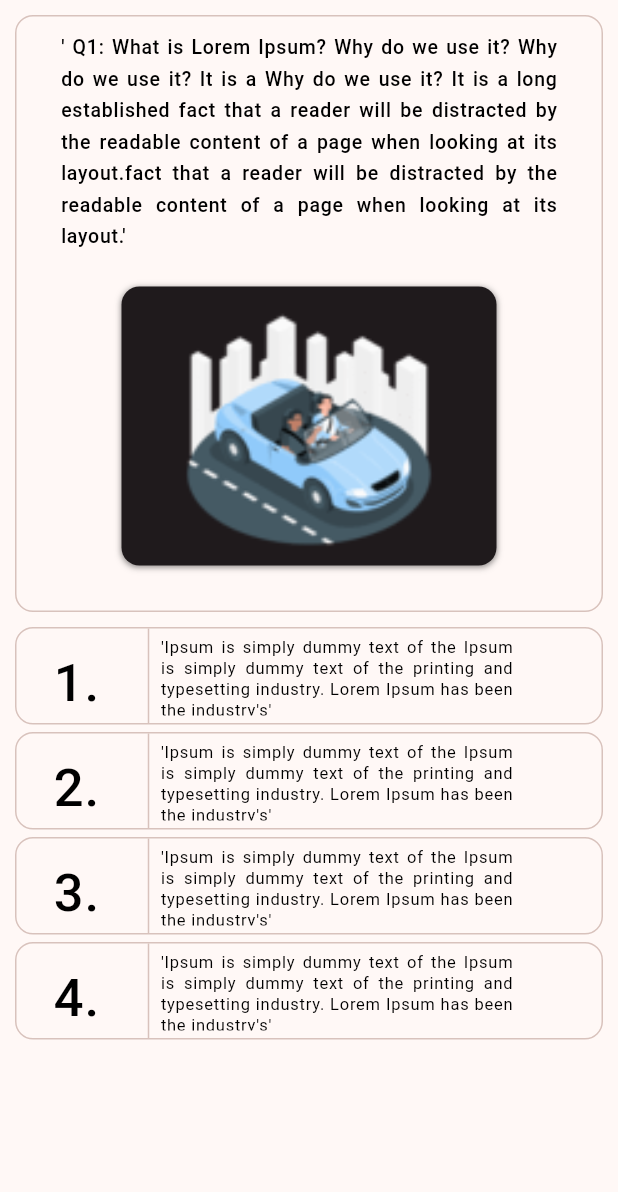
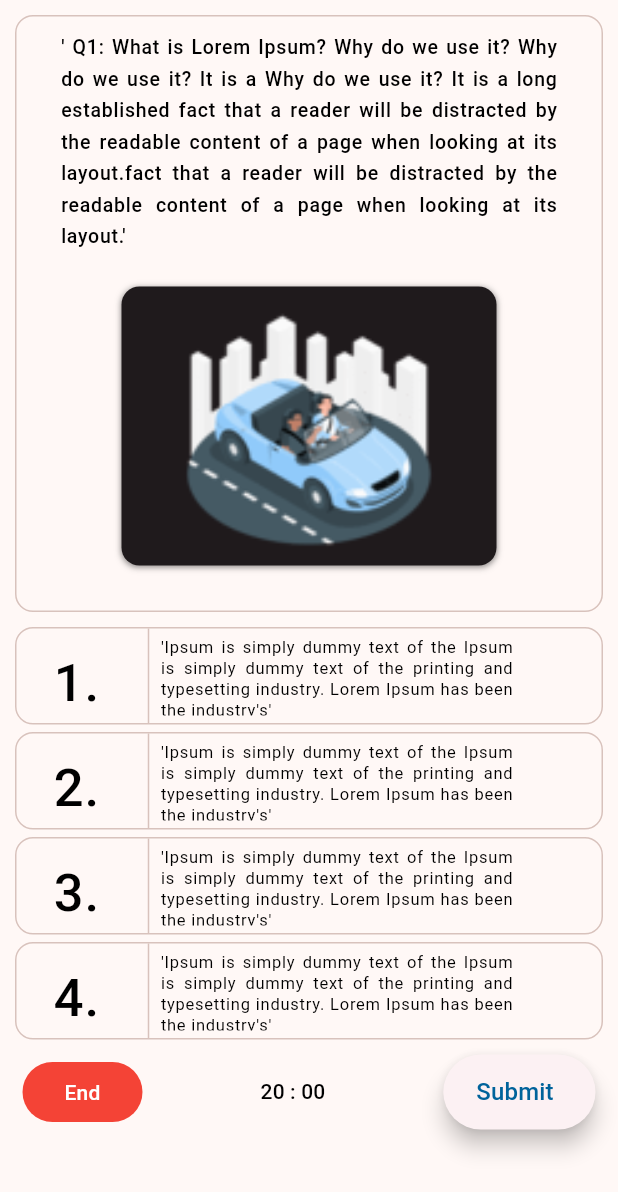
Before and after one commit to sacrilegioushero220/Learners-Choice-App, a Flutter app: the screen it shows after launch, on a phone screen of 412 x 824 dp. Shown: the top 1192 px of the screen. Run offline on Flutter 3.47's test engine with Material 2 defaults, Android fonts, the phone set to English and light mode, and no system bars; our stand-ins replace google_fonts.

Commit message:
Added isHidden Argument in CustomFABButton

```diff
--- a/lib/core/widgets/customButtons/custom_fab_button.dart
+++ b/lib/core/widgets/customButtons/custom_fab_button.dart
@@ -1,6 +1,7 @@
 import 'package:flutter/material.dart';
 
 Widget buildCustomFabButton({
+  bool ishidden = false,
   required context,
   required String label,
   required bool isReversed,
@@ -16,10 +17,12 @@ Widget buildCustomFabButton({
       mainAxisSize: MainAxisSize.min,
       children: [
         isReversed
+            ? !ishidden
                 ? Icon(
                     icon,
                     color: const Color(0xFF00639B),
                   )
+                : const SizedBox(width: 2)
             : const SizedBox(width: 2),
         Text(
           label,
@@ -34,16 +37,13 @@ Widget buildCustomFabButton({
         ),
         isReversed
             ? const SizedBox(width: 8)
-            : const Icon(
+            : !ishidden
+                ? const Icon(
                     Icons.arrow_forward,
                     color: Color(0xFF00639B),
-              ),
+                  )
+                : const SizedBox(width: 2),
       ],
     ),
   );
 }
-
-
-
-//    ? const EdgeInsets.fromLTRB(20, 70, 212, 0)
-//           : const EdgeInsets.fromLTRB(212, 70, 20, 0),
--- a/lib/features/learners_test/presentation/mock_test_screen.dart
+++ b/lib/features/learners_test/presentation/mock_test_screen.dart
@@ -1,7 +1,10 @@
 import 'package:flutter/material.dart';
 import 'package:learners_choice_app/core/constants/text.dart';
+import 'package:learners_choice_app/core/widgets/customButtons/custom_fab_button.dart';
+import 'package:learners_choice_app/core/widgets/customButtons/custom_round_button.dart';
 import 'package:learners_choice_app/core/widgets/mock_test/question_card.dart';
 import 'package:learners_choice_app/core/widgets/mock_test/option_card.dart';
+import 'package:learners_choice_app/core/widgets/mock_test/timer_count_down.dart';
 
 class MockTestScreen extends StatelessWidget {
   const MockTestScreen({super.key});
@@ -53,9 +56,28 @@ class MockTestScreen extends StatelessWidget {
                     height: 5,
                   ),
                   Container(
-                    height: 80,
+                    height: 60,
                     width: MediaQuery.of(context).size.width,
                     padding: const EdgeInsets.all(5.0),
+                    child: Row(
+                      mainAxisAlignment: MainAxisAlignment.spaceBetween,
+                      children: [
+                        buildCustomRoundedButton(
+                          context: context,
+                          color: Colors.red,
+                          onPressed: () {},
+                          label: "End",
+                        ),
+                        const CountDownTimer(),
+                        buildCustomFabButton(
+                          context: context,
+                          label: "Submit",
+                          isReversed: true,
+                          onPressed: () {},
+                          ishidden: true,
+                        )
+                      ],
+                    ),
                   )
                 ],
               ),
```
Lines whose indentation alone changed are shown as unchanged.
